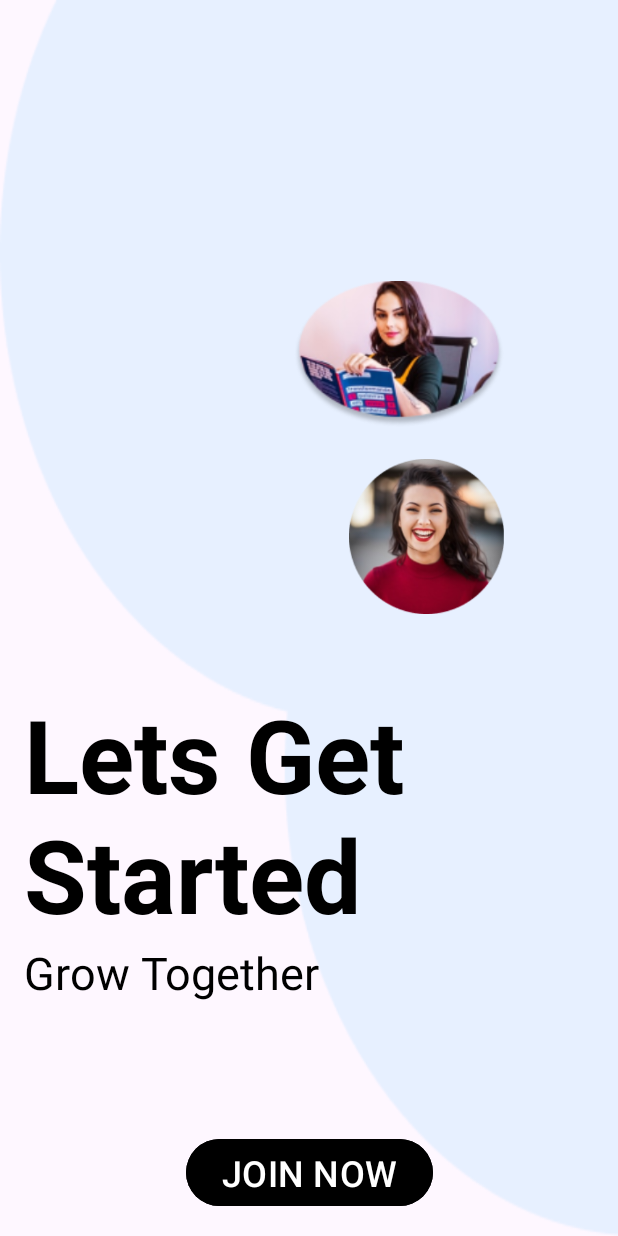
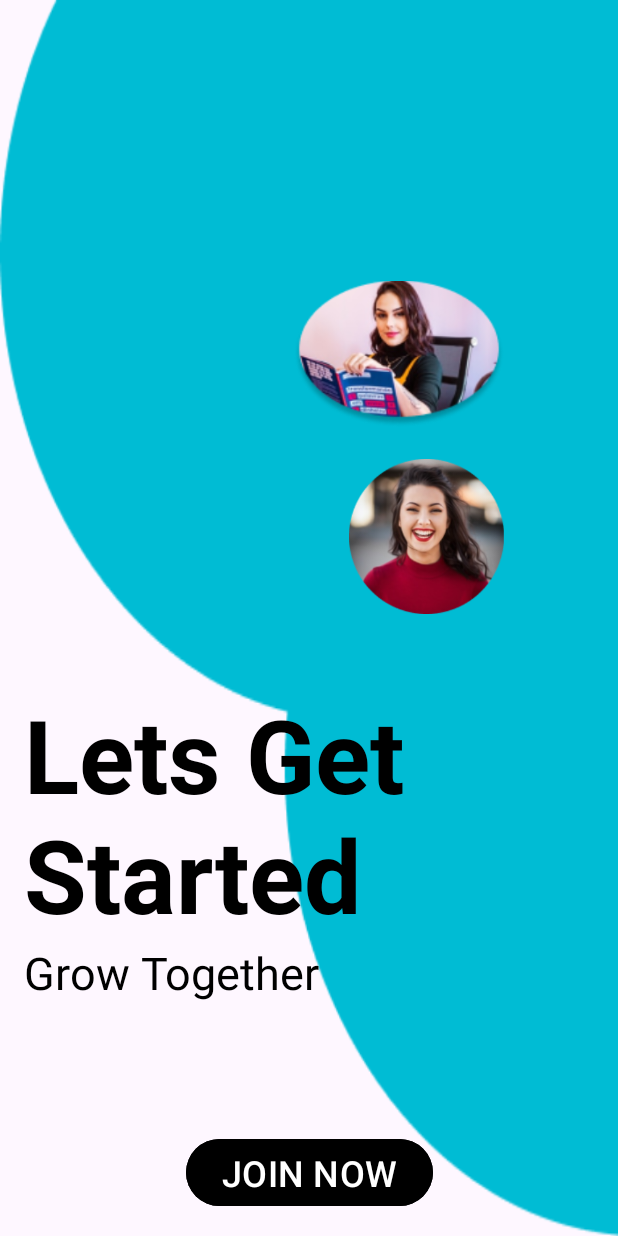
Before and after one commit to Fun-Tee/MyFirstApplication, an Android app: the screen it shows after launch (MainActivity), on a phone screen of 412 x 824 dp. Run offline under Robolectric (Android 15) with nearby library versions, the phone set to English and light mode, and no system bars.

Commit message:
initial commit

```diff
--- a/app/src/main/res/layout/activity_login.xml
+++ b/app/src/main/res/layout/activity_login.xml
@@ -6,7 +6,8 @@
     android:layout_height="match_parent"
     android:orientation="vertical"
     android:padding="16dp"
-    android:background="@drawable/union2">
+    android:background="@drawable/union2"
+    android:backgroundTint="#00BCD4">
 
     <TextView
         android:layout_width="wrap_content"
--- a/app/src/main/res/layout/activity_main.xml
+++ b/app/src/main/res/layout/activity_main.xml
@@ -7,7 +7,8 @@
     android:layout_height="match_parent"
     android:padding="16dp"
     tools:context=".MainActivity"
-    android:background="@drawable/union1">
+    android:background="@drawable/union1"
+    android:backgroundTint="#00BCD4">
 
     <ImageView
         android:id="@+id/profile2"
```
